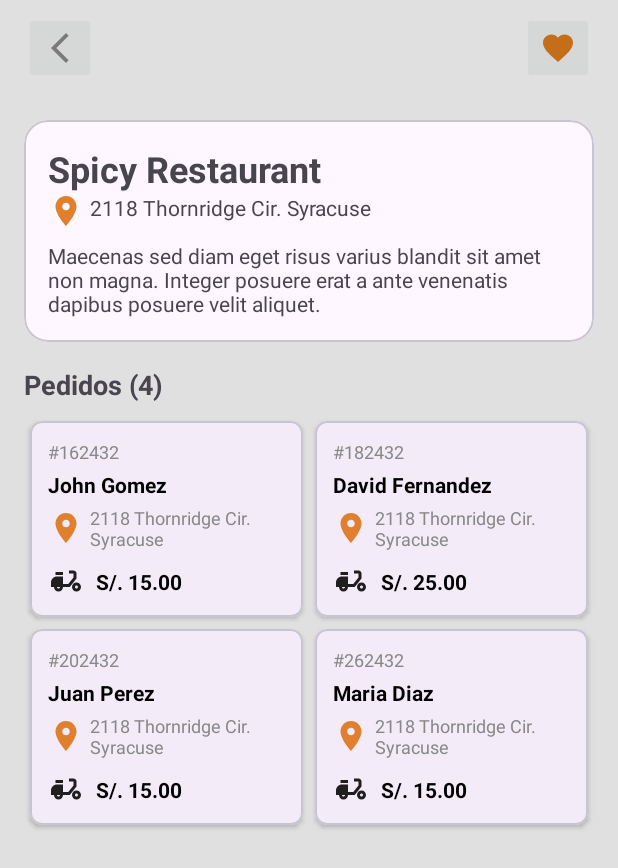
After one commit to WalkedPlate/Foodisea, an Android app: the RepartidorRestauranteActivity screen opened directly, with no data from a screen before it, on a phone screen of 412 x 824 dp. The commit adds this screen. Shown: the top 868 px of the screen. Run offline under Robolectric (Android 15) with nearby library versions, the phone set to English and light mode, and no system bars.

Commit message:
que dios nos ayude

```diff
--- a/app/src/main/AndroidManifest.xml
+++ b/app/src/main/AndroidManifest.xml
@@ -13,6 +13,12 @@
         android:theme="@style/Theme.Foodisea"
         tools:targetApi="31">
         <activity
+            android:name=".activity.repartidor.RepartidorRestauranteActivity"
+            android:exported="false" />
+        <activity
+            android:name=".activity.repartidor.RepartidorMainActivity"
+            android:exported="false" />
+        <activity
             android:name=".MainActivity"
             android:exported="true">
             <intent-filter>
--- /dev/null
+++ b/app/src/main/java/com/example/foodisea/activity/repartidor/RepartidorRestauranteActivity.java
@@ -0,0 +1,61 @@
+package com.example.foodisea.activity.repartidor;
+
+import android.os.Bundle;
+import android.widget.ImageButton;
+import android.widget.TextView;
+
+import androidx.activity.EdgeToEdge;
+import androidx.appcompat.app.AppCompatActivity;
+import androidx.core.graphics.Insets;
+import androidx.core.view.ViewCompat;
+import androidx.core.view.WindowInsetsCompat;
+import androidx.recyclerview.widget.GridLayoutManager;
+import androidx.recyclerview.widget.RecyclerView;
+
+import com.example.foodisea.R;
+import com.example.foodisea.adapter.PedidosAdapter;
+import com.example.foodisea.entity.Pedido;
+
+import java.util.ArrayList;
+import java.util.List;
+
+public class RepartidorRestauranteActivity extends AppCompatActivity {
+
+    @Override
+    protected void onCreate(Bundle savedInstanceState) {
+        super.onCreate(savedInstanceState);
+        EdgeToEdge.enable(this);
+        setContentView(R.layout.activity_repartidor_restaurante);
+        ViewCompat.setOnApplyWindowInsetsListener(findViewById(R.id.main), (v, insets) -> {
+            Insets systemBars = insets.getInsets(WindowInsetsCompat.Type.systemBars());
+            v.setPadding(systemBars.left, systemBars.top, systemBars.right, systemBars.bottom);
+            return insets;
+        });
+
+
+        RecyclerView rvPedidos = findViewById(R.id.rvPedidos);
+        rvPedidos.setLayoutManager(new GridLayoutManager(this, 2)); // 2 columns
+
+        List<Pedido> pedidosList = getPedidosList(); // Method to get your order data
+        PedidosAdapter adapter = new PedidosAdapter(pedidosList);
+        rvPedidos.setAdapter(adapter);
+
+        // Set the title with the order count
+        TextView tvPedidosTitle = findViewById(R.id.tvPedidosTitle);
+        tvPedidosTitle.setText(String.format("Pedidos (%d)", pedidosList.size()));
+
+
+
+
+    }
+
+    private List<Pedido> getPedidosList() {
+        // This is where you'd normally fetch data from a database or API
+        List<Pedido> pedidos = new ArrayList<>();
+        pedidos.add(new Pedido("#162432", "John Gomez", "2118 Thornridge Cir. Syracuse", 15.0));
+        pedidos.add(new Pedido("#182432", "David Fernandez", "2118 Thornridge Cir. Syracuse", 25.0));
+        pedidos.add(new Pedido("#202432", "Juan Perez", "2118 Thornridge Cir. Syracuse", 15.0));
+        pedidos.add(new Pedido("#262432", "Maria Diaz", "2118 Thornridge Cir. Syracuse", 15.0));
+        return pedidos;
+    }
+}
--- /dev/null
+++ b/app/src/main/java/com/example/foodisea/adapter/PedidosAdapter.java
@@ -0,0 +1,65 @@
+package com.example.foodisea.adapter;
+
+import android.view.LayoutInflater;
+import android.view.View;
+import android.view.ViewGroup;
+import android.widget.ImageView;
+import android.widget.TextView;
+
+import androidx.annotation.NonNull;
+import androidx.recyclerview.widget.RecyclerView;
+
+import com.example.foodisea.R;
+import com.example.foodisea.entity.Pedido;
+
+import java.util.List;
+
+public class PedidosAdapter extends RecyclerView.Adapter<PedidosAdapter.PedidoViewHolder> {
+
+    private List<Pedido> pedidos;
+
+    public PedidosAdapter(List<Pedido> pedidos) {
+        this.pedidos = pedidos;
+    }
+
+    @NonNull
+    @Override
+    public PedidoViewHolder onCreateViewHolder(@NonNull ViewGroup parent, int viewType) {
+        View view = LayoutInflater.from(parent.getContext()).inflate(R.layout.item_pedido, parent, false);
+        return new PedidoViewHolder(view);
+    }
+
+    @Override
+    public void onBindViewHolder(@NonNull PedidoViewHolder holder, int position) {
+        Pedido pedido = pedidos.get(position);
+        holder.bind(pedido);
+    }
+
+    @Override
+    public int getItemCount() {
+        return pedidos.size();
+    }
+
+    static class PedidoViewHolder extends RecyclerView.ViewHolder {
+        TextView tvOrderNumber, tvCustomerName, tvAddress, tvPrice;
+        ImageView ivDelivery;
+
+        PedidoViewHolder(View itemView) {
+            super(itemView);
+            tvOrderNumber = itemView.findViewById(R.id.tvOrderNumber);
+            tvCustomerName = itemView.findViewById(R.id.tvCustomerName);
+            tvAddress = itemView.findViewById(R.id.tvAddress);
+            tvPrice = itemView.findViewById(R.id.tvPrice);
+            ivDelivery = itemView.findViewById(R.id.ivDelivery);
+        }
+
+        void bind(Pedido pedido) {
+            tvOrderNumber.setText(pedido.getOrderNumber());
+            tvCustomerName.setText(pedido.getCustomerName());
+            tvAddress.setText(pedido.getAddress());
+            tvPrice.setText(String.format("S/. %.2f", pedido.getPrice()));
+            // You can set the delivery icon here if it changes based on the order
+            // ivDelivery.setImageResource(R.drawable.ic_delivery);
+        }
+    }
+}
--- /dev/null
+++ b/app/src/main/java/com/example/foodisea/entity/Pedido.java
@@ -0,0 +1,21 @@
+package com.example.foodisea.entity;
+
+public class Pedido {
+    private String orderNumber;
+    private String customerName;
+    private String address;
+    private double price;
+
+    public Pedido(String orderNumber, String customerName, String address, double price) {
+        this.orderNumber = orderNumber;
+        this.customerName = customerName;
+        this.address = address;
+        this.price = price;
+    }
+
+    // Getters
+    public String getOrderNumber() { return orderNumber; }
+    public String getCustomerName() { return customerName; }
+    public String getAddress() { return address; }
+    public double getPrice() { return price; }
+}
--- /dev/null
+++ b/app/src/main/res/drawable/baseline_account_circle_24.xml
@@ -0,0 +1,5 @@
+<vector xmlns:android="http://schemas.android.com/apk/res/android" android:height="24dp" android:tint="#727272" android:viewportHeight="24" android:viewportWidth="24" android:width="24dp">
+
+    <path android:fillColor="@android:color/white" android:pathData="M12,2C6.48,2 2,6.48 2,12s4.48,10 10,10s10,-4.48 10,-10S17.52,2 12,2zM12,6c1.93,0 3.5,1.57 3.5,3.5S13.93,13 12,13s-3.5,-1.57 -3.5,-3.5S10.07,6 12,6zM12,20c-2.03,0 -4.43,-0.82 -6.14,-2.88C7.55,15.8 9.68,15 12,15s4.45,0.8 6.14,2.12C16.43,19.18 14.03,20 12,20z"/>
+
+</vector>
--- /dev/null
+++ b/app/src/main/res/drawable/baseline_arrow_back_ios_new_24.xml
@@ -0,0 +1,5 @@
+<vector xmlns:android="http://schemas.android.com/apk/res/android" android:height="24dp" android:tint="#7B7979" android:viewportHeight="24" android:viewportWidth="24" android:width="24dp">
+
+    <path android:fillColor="@android:color/white" android:pathData="M17.77,3.77l-1.77,-1.77l-10,10l10,10l1.77,-1.77l-8.23,-8.23z"/>
+
+</vector>
--- /dev/null
+++ b/app/src/main/res/drawable/baseline_arrow_circle_left_24.xml
@@ -0,0 +1,5 @@
+<vector xmlns:android="http://schemas.android.com/apk/res/android" android:height="24dp" android:tint="#7B7979" android:viewportHeight="24" android:viewportWidth="24" android:width="24dp">
+
+    <path android:fillColor="@android:color/white" android:pathData="M2,12c0,5.52 4.48,10 10,10s10,-4.48 10,-10c0,-5.52 -4.48,-10 -10,-10C6.48,2 2,6.48 2,12zM12,11l4,0v2l-4,0l0,3l-4,-4l4,-4L12,11z"/>
+
+</vector>
--- /dev/null
+++ b/app/src/main/res/drawable/baseline_delivery_dining_24.xml
@@ -0,0 +1,9 @@
+<vector xmlns:android="http://schemas.android.com/apk/res/android" android:height="24dp" android:tint="#201E1E" android:viewportHeight="24" android:viewportWidth="24" android:width="24dp">
+
+    <path android:fillColor="@android:color/white" android:pathData="M19,7c0,-1.1 -0.9,-2 -2,-2h-3v2h3v2.65L13.52,14H10V9H6c-2.21,0 -4,1.79 -4,4v3h2c0,1.66 1.34,3 3,3s3,-1.34 3,-3h4.48L19,10.35V7zM7,17c-0.55,0 -1,-0.45 -1,-1h2C8,16.55 7.55,17 7,17z"/>
+
+    <path android:fillColor="@android:color/white" android:pathData="M5,6h5v2h-5z"/>
+
+    <path android:fillColor="@android:color/white" android:pathData="M19,13c-1.66,0 -3,1.34 -3,3s1.34,3 3,3s3,-1.34 3,-3S20.66,13 19,13zM19,17c-0.55,0 -1,-0.45 -1,-1s0.45,-1 1,-1s1,0.45 1,1S19.55,17 19,17z"/>
+
+</vector>
--- /dev/null
+++ b/app/src/main/res/drawable/baseline_favorite_24.xml
@@ -0,0 +1,5 @@
+<vector xmlns:android="http://schemas.android.com/apk/res/android" android:height="24dp" android:tint="#C56E1A" android:viewportHeight="24" android:viewportWidth="24" android:width="24dp">
+
+    <path android:fillColor="@android:color/white" android:pathData="M12,21.35l-1.45,-1.32C5.4,15.36 2,12.28 2,8.5 2,5.42 4.42,3 7.5,3c1.74,0 3.41,0.81 4.5,2.09C13.09,3.81 14.76,3 16.5,3 19.58,3 22,5.42 22,8.5c0,3.78 -3.4,6.86 -8.55,11.54L12,21.35z"/>
+
+</vector>
--- /dev/null
+++ b/app/src/main/res/drawable/baseline_location_on_24.xml
@@ -0,0 +1,5 @@
+<vector xmlns:android="http://schemas.android.com/apk/res/android" android:height="24dp" android:tint="#E07F2C" android:viewportHeight="24" android:viewportWidth="24" android:width="24dp">
+
+    <path android:fillColor="@android:color/white" android:pathData="M12,2C8.13,2 5,5.13 5,9c0,5.25 7,13 7,13s7,-7.75 7,-13c0,-3.87 -3.13,-7 -7,-7zM12,11.5c-1.38,0 -2.5,-1.12 -2.5,-2.5s1.12,-2.5 2.5,-2.5 2.5,1.12 2.5,2.5 -1.12,2.5 -2.5,2.5z"/>
+
+</vector>
--- /dev/null
+++ b/app/src/main/res/drawable/round_search_24.xml
@@ -0,0 +1,5 @@
+<vector xmlns:android="http://schemas.android.com/apk/res/android" android:height="24dp" android:tint="#7B7979" android:viewportHeight="24" android:viewportWidth="24" android:width="24dp">
+
+    <path android:fillColor="@android:color/white" android:pathData="M15.5,14h-0.79l-0.28,-0.27c1.2,-1.4 1.82,-3.31 1.48,-5.34 -0.47,-2.78 -2.79,-5 -5.59,-5.34 -4.23,-0.52 -7.79,3.04 -7.27,7.27 0.34,2.8 2.56,5.12 5.34,5.59 2.03,0.34 3.94,-0.28 5.34,-1.48l0.27,0.28v0.79l4.25,4.25c0.41,0.41 1.08,0.41 1.49,0 0.41,-0.41 0.41,-1.08 0,-1.49L15.5,14zM9.5,14C7.01,14 5,11.99 5,9.5S7.01,5 9.5,5 14,7.01 14,9.5 11.99,14 9.5,14z"/>
+
+</vector>
--- /dev/null
+++ b/app/src/main/res/layout/activity_repartidor_restaurante.xml
@@ -0,0 +1,121 @@
+<?xml version="1.0" encoding="utf-8"?>
+<androidx.constraintlayout.widget.ConstraintLayout xmlns:android="http://schemas.android.com/apk/res/android"
+    xmlns:app="http://schemas.android.com/apk/res-auto"
+    xmlns:tools="http://schemas.android.com/tools"
+    android:layout_width="match_parent"
+    android:layout_height="match_parent"
+    android:background="#E0E0E0"
+    android:id="@+id/main">>
+
+    <androidx.appcompat.widget.Toolbar
+        android:id="@+id/toolbar"
+        android:layout_width="match_parent"
+        android:layout_height="wrap_content"
+        android:background="@android:color/transparent"
+        app:layout_constraintTop_toTopOf="parent">
+
+        <androidx.constraintlayout.widget.ConstraintLayout
+            android:layout_width="match_parent"
+            android:layout_height="match_parent">
+
+            <ImageButton
+                android:id="@+id/btnBack"
+                android:layout_width="48dp"
+                android:layout_height="48dp"
+                android:src="@drawable/baseline_arrow_back_ios_new_24"
+                app:layout_constraintStart_toStartOf="parent"
+                app:layout_constraintTop_toTopOf="parent"
+                app:layout_constraintBottom_toBottomOf="parent"/>
+
+            <ImageButton
+                android:id="@+id/btnFavorite"
+                android:layout_width="48dp"
+                android:layout_height="48dp"
+                android:layout_marginEnd="16dp"
+
+                android:src="@drawable/baseline_favorite_24"
+                app:layout_constraintEnd_toEndOf="parent"
+                app:layout_constraintTop_toTopOf="parent"
+                app:layout_constraintBottom_toBottomOf="parent"/>
+
+        </androidx.constraintlayout.widget.ConstraintLayout>
+    </androidx.appcompat.widget.Toolbar>
+
+    <com.google.android.material.card.MaterialCardView
+        android:id="@+id/cardRestaurantInfo"
+        android:layout_width="0dp"
+        android:layout_height="wrap_content"
+        android:layout_marginTop="16dp"
+        android:layout_marginStart="16dp"
+        android:layout_marginEnd="16dp"
+        app:cardCornerRadius="16dp"
+        app:layout_constraintTop_toBottomOf="@id/toolbar"
+        app:layout_constraintStart_toStartOf="parent"
+        app:layout_constraintEnd_toEndOf="parent">
+
+        <androidx.constraintlayout.widget.ConstraintLayout
+            android:layout_width="match_parent"
+            android:layout_height="wrap_content"
+            android:padding="16dp">
+
+            <TextView
+                android:id="@+id/tvRestaurantName"
+                android:layout_width="wrap_content"
+                android:layout_height="wrap_content"
+                android:text="Spicy Restaurant"
+                android:textSize="24sp"
+                android:textStyle="bold"
+                app:layout_constraintStart_toStartOf="parent"
+                app:layout_constraintTop_toTopOf="parent"/>
+
+            <TextView
+                android:id="@+id/tvRestaurantAddress"
+                android:layout_width="wrap_content"
+                android:layout_height="wrap_content"
+                android:text="2118 Thornridge Cir. Syracuse"
+                android:drawableStart="@drawable/baseline_location_on_24"
+                android:drawablePadding="4dp"
+                app:layout_constraintStart_toStartOf="@id/tvRestaurantName"
+                app:layout_constraintTop_toBottomOf="@id/tvRestaurantName"/>
+
+            <TextView
+                android:id="@+id/tvRestaurantDescription"
+                android:layout_width="0dp"
+                android:layout_height="wrap_content"
+                android:layout_marginTop="8dp"
+                android:text="Maecenas sed diam eget risus varius blandit sit amet non magna. Integer posuere erat a ante venenatis dapibus posuere velit aliquet."
+                app:layout_constraintStart_toStartOf="@id/tvRestaurantAddress"
+                app:layout_constraintEnd_toEndOf="parent"
+                app:layout_constraintTop_toBottomOf="@id/tvRestaurantAddress"/>
+
+        </androidx.constraintlayout.widget.ConstraintLayout>
+    </com.google.android.material.card.MaterialCardView>
+
+    <TextView
+        android:id="@+id/tvPedidosTitle"
+        android:layout_width="wrap_content"
+        android:layout_height="wrap_content"
+        android:text="Pedidos (10)"
+        android:textSize="18sp"
+        android:textStyle="bold"
+        android:layout_marginTop="16dp"
+        android:layout_marginStart="16dp"
+        app:layout_constraintStart_toStartOf="parent"
+        app:layout_constraintTop_toBottomOf="@id/cardRestaurantInfo"/>
+
+    <androidx.recyclerview.widget.RecyclerView
+        android:id="@+id/rvPedidos"
+        android:layout_width="0dp"
+        android:layout_height="0dp"
+        android:layout_marginStart="16dp"
+        android:layout_marginTop="8dp"
+        android:layout_marginEnd="16dp"
+        app:layout_constraintBottom_toBottomOf="parent"
+        app:layout_constraintEnd_toEndOf="parent"
+        app:layout_constraintHorizontal_bias="0.0"
+        app:layout_constraintStart_toStartOf="parent"
+        app:layout_constraintTop_toBottomOf="@id/tvPedidosTitle"
+        app:layout_constraintVertical_bias="1.0"
+        tools:listitem="@layout/item_pedido" />
+
+</androidx.constraintlayout.widget.ConstraintLayout>
--- /dev/null
+++ b/app/src/main/res/layout/item_pedido.xml
@@ -0,0 +1,75 @@
+<?xml version="1.0" encoding="utf-8"?>
+<com.google.android.material.card.MaterialCardView
+    xmlns:android="http://schemas.android.com/apk/res/android"
+    xmlns:app="http://schemas.android.com/apk/res-auto"
+    android:layout_width="match_parent"
+    android:layout_height="wrap_content"
+    android:layout_margin="4dp"
+    app:cardCornerRadius="8dp"
+    app:cardElevation="2dp">
+
+    <androidx.constraintlayout.widget.ConstraintLayout
+        android:layout_width="match_parent"
+        android:layout_height="wrap_content"
+        android:padding="12dp">
+
+        <TextView
+            android:id="@+id/tvOrderNumber"
+            android:layout_width="wrap_content"
+            android:layout_height="wrap_content"
+            android:textSize="12sp"
+            android:textColor="#888888"
+            app:layout_constraintStart_toStartOf="parent"
+            app:layout_constraintTop_toTopOf="parent"
+            android:text="#162432"/>
+
+        <TextView
+            android:id="@+id/tvCustomerName"
+            android:layout_width="wrap_content"
+            android:layout_height="wrap_content"
+            android:textSize="14sp"
+            android:textStyle="bold"
+            android:textColor="@android:color/black"
+            app:layout_constraintStart_toStartOf="parent"
+            app:layout_constraintTop_toBottomOf="@id/tvOrderNumber"
+            android:layout_marginTop="4dp"
+            android:text="John Gomez"/>
+
+        <TextView
+            android:id="@+id/tvAddress"
+            android:layout_width="0dp"
+            android:layout_height="wrap_content"
+            android:textSize="12sp"
+            android:textColor="#888888"
+            android:drawableStart="@drawable/baseline_location_on_24"
+            android:drawablePadding="4dp"
+            app:layout_constraintStart_toStartOf="parent"
+            app:layout_constraintEnd_toEndOf="parent"
+            app:layout_constraintTop_toBottomOf="@id/tvCustomerName"
+            android:layout_marginTop="4dp"
+            android:text="2118 Thornridge Cir. Syracuse"/>
+
+        <ImageView
+            android:id="@+id/ivDelivery"
+            android:layout_width="wrap_content"
+            android:layout_height="wrap_content"
+            android:src="@drawable/baseline_delivery_dining_24"
+            app:layout_constraintStart_toStartOf="parent"
+            app:layout_constraintTop_toBottomOf="@id/tvAddress"
+            android:layout_marginTop="8dp"/>
+
+        <TextView
+            android:id="@+id/tvPrice"
+            android:layout_width="wrap_content"
+            android:layout_height="wrap_content"
+            android:textSize="14sp"
+            android:textStyle="bold"
+            android:textColor="@android:color/black"
+            app:layout_constraintStart_toEndOf="@id/ivDelivery"
+            app:layout_constraintTop_toTopOf="@id/ivDelivery"
+            app:layout_constraintBottom_toBottomOf="@id/ivDelivery"
+            android:layout_marginStart="8dp"
+            android:text="S/. 15"/>
+
+    </androidx.constraintlayout.widget.ConstraintLayout>
+</com.google.android.material.card.MaterialCardView>
```
Also changed, not shown: app/src/main/java/com/example/foodisea/activity/repartidor/RepartidorMainActivity.java (added, +43 -0 lines), app/src/main/res/layout/activity_repartidor_main.xml (added, +207 -0 lines), app/src/main/res/values/colors.xml (+85 -0 lines).
